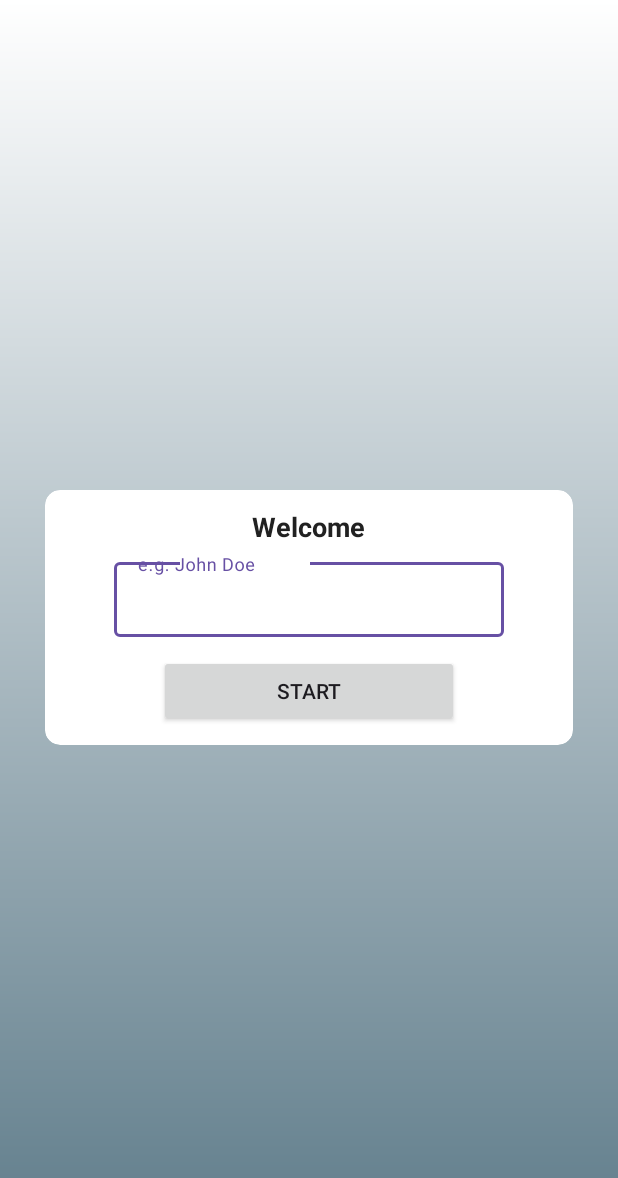
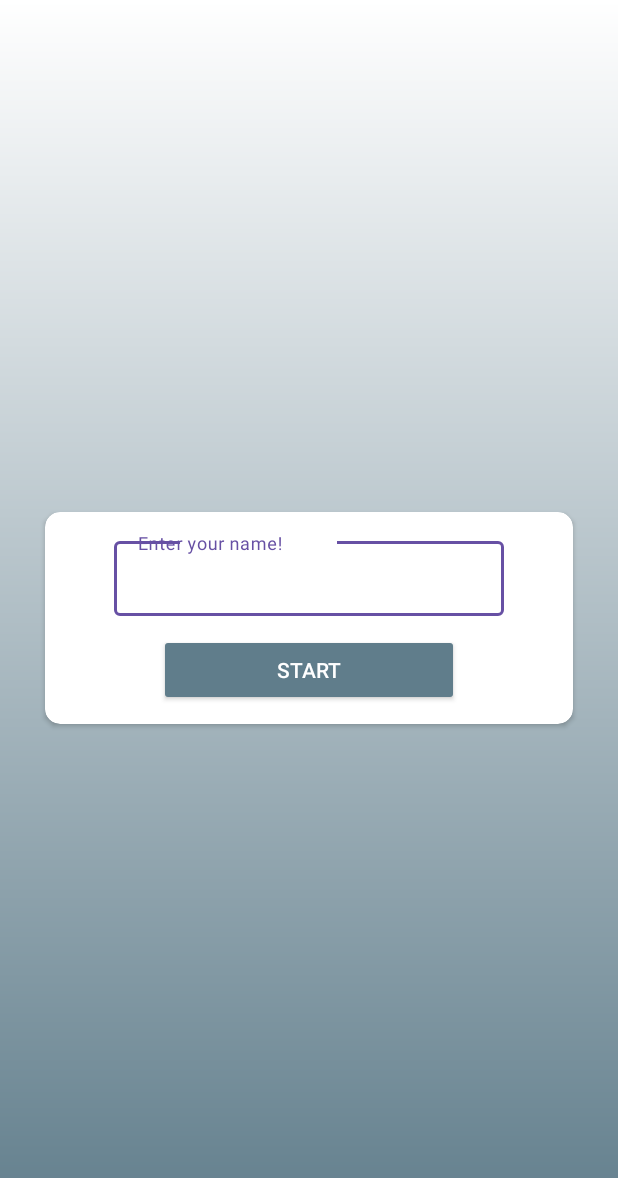
Before and after one commit to eesuhn/GeoDude, an Android app: the screen it shows after launch (MainActivity), on a phone screen of 412 x 824 dp. Shown: the top 1178 px of the screen. Run offline under Robolectric (Android 15) with nearby library versions, the phone set to English and light mode, and no system bars.

Commit message:
Updated welcome screen

```diff
--- a/app/src/main/java/com/example/geodude/MainActivity.kt
+++ b/app/src/main/java/com/example/geodude/MainActivity.kt
@@ -10,7 +10,7 @@ class MainActivity : AppCompatActivity() {
 	override fun onCreate(savedInstanceState: Bundle?) {
 		super.onCreate(savedInstanceState)
 		enableEdgeToEdge()
-		setContentView(R.layout.activity_main)
+		setContentView(R.layout.activity_welcome)
 		ViewCompat.setOnApplyWindowInsetsListener(findViewById(R.id.main)) { v, insets ->
 			val systemBars = insets.getInsets(WindowInsetsCompat.Type.systemBars())
 			v.setPadding(systemBars.left, systemBars.top, systemBars.right, systemBars.bottom)
--- a/app/src/main/res/layout/activity_main.xml
+++ b/app/src/main/res/layout/activity_welcome.xml
@@ -24,17 +24,8 @@
 			android:gravity="center"
 			android:paddingStart="14dp"
 			android:paddingEnd="14dp"
-			android:paddingTop="12dp"
+			android:paddingTop="14dp"
 			android:paddingBottom="12dp">
-
-			<TextView
-				android:text="@string/welcome"
-				android:layout_width="wrap_content"
-				android:layout_height="wrap_content"
-				android:textSize="18sp"
-				android:textStyle="bold"
-				android:textColor="@color/black"
-				android:layout_marginBottom="6dp"/>
 
 			<com.google.android.material.textfield.TextInputLayout
 				android:layout_width="match_parent"
@@ -50,7 +41,11 @@
 					android:layout_marginStart="16dp"
 					android:layout_marginEnd="16dp"
 					android:layout_marginBottom="12dp"
-					android:padding="14dp"/>
+					android:padding="14dp"
+					android:inputType="text"
+					android:scrollHorizontally="true"
+					android:maxLines="1"
+					android:ellipsize="end"/>
 
 				<androidx.appcompat.widget.AppCompatButton
 					android:id="@+id/startBtn"
@@ -58,7 +53,9 @@
 					android:layout_width="200dp"
 					android:layout_height="wrap_content"
 					android:layout_marginStart="26dp"
-					android:layout_marginEnd="26dp"/>
+					android:layout_marginEnd="26dp"
+					android:backgroundTint="@color/primary"
+					android:textColor="@color/on_primary"/>
 
 			</com.google.android.material.textfield.TextInputLayout>
 
--- a/app/src/main/res/values/strings.xml
+++ b/app/src/main/res/values/strings.xml
@@ -1,6 +1,5 @@
 <resources>
 	<string name="app_name">Geo Dude!</string>
-	<string name="welcome">Welcome</string>
-	<string name="name_input">e.g. John Doe</string>
+	<string name="name_input">Enter your name!</string>
 	<string name="start_btn_text">START</string>
 </resources>
```
